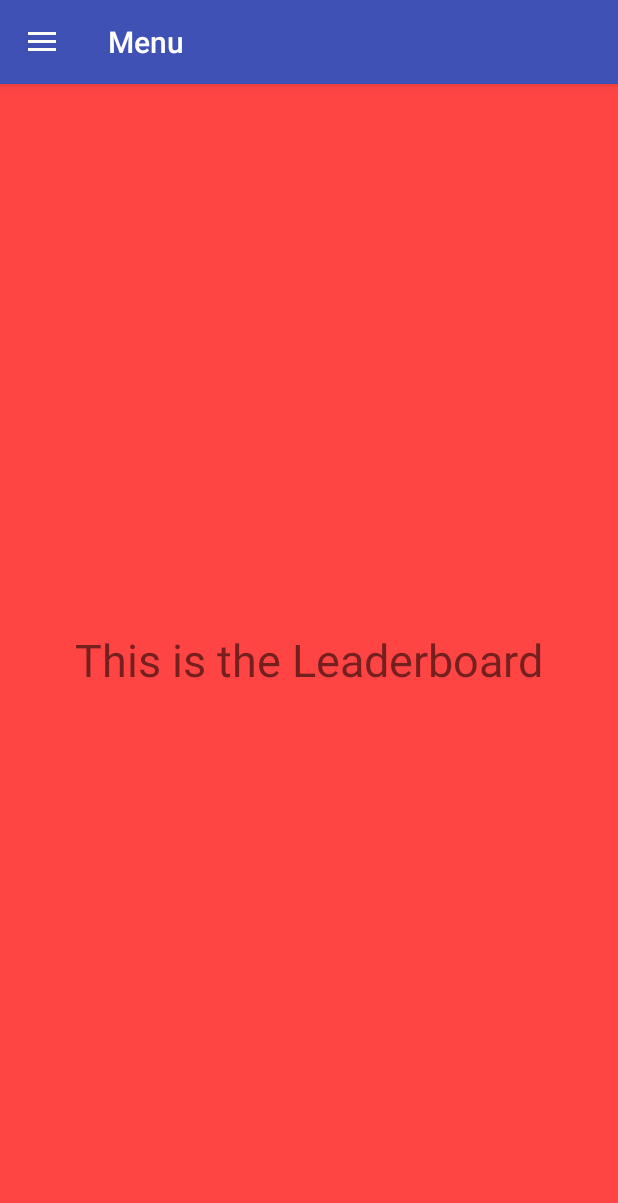
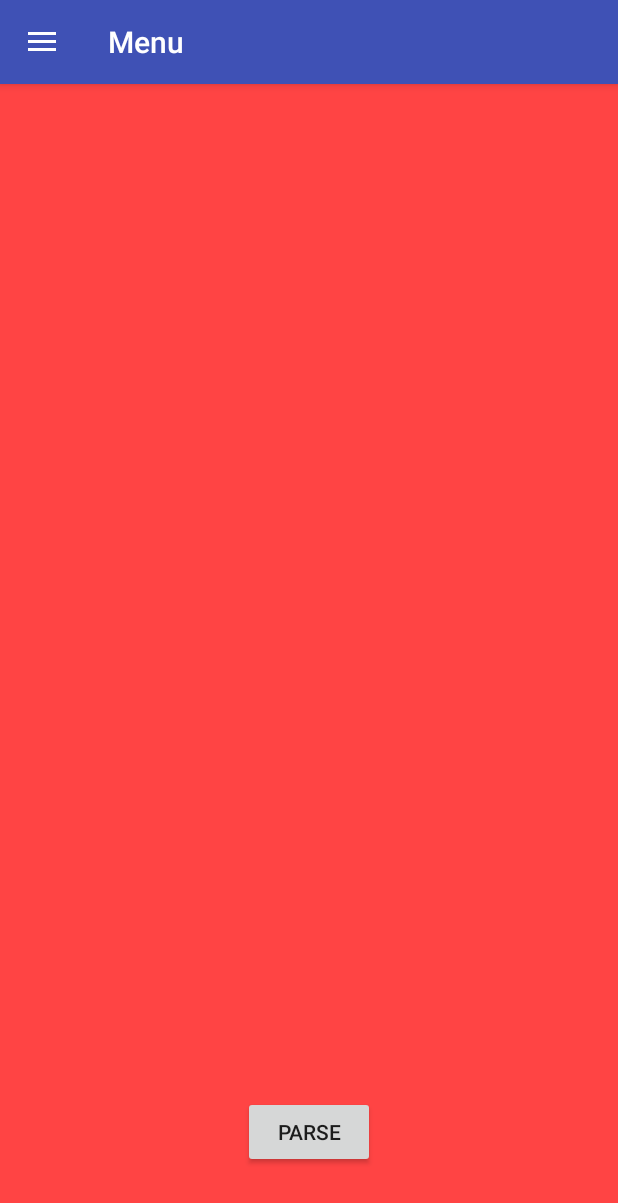
Before and after one commit to Aaron638/coms309-cydenseek, an Android app: the screen it shows after launch (MainActivity), after a tap on "LeaderBoard", on a phone screen of 412 x 824 dp. Shown: the top 1203 px of the screen. Run offline under Robolectric (Android 15) with nearby library versions, the phone set to English and light mode, and no system bars; 1 other tap on this screen came first.

Commit message:
Layout example for leaderboard screen

```diff
--- a/FrontEnd/Menu/app/src/main/res/layout/fragment_leaderboard.xml
+++ b/FrontEnd/Menu/app/src/main/res/layout/fragment_leaderboard.xml
@@ -2,15 +2,41 @@
 <RelativeLayout xmlns:android="http://schemas.android.com/apk/res/android"
     android:layout_width="match_parent"
     android:layout_height="match_parent"
-    android:background="@android:color/holo_red_light">
+    android:background="@android:color/holo_red_light"
 
 
-	helllo
+
+
+    xmlns:app="http://schemas.android.com/apk/res-auto"
+    xmlns:tools="http://schemas.android.com/tools"
+    android:padding="16dp"
+    tools:context="com.codinginflow.jsonparsingexample.MainActivity">
+
     <TextView
+        android:id="@+id/text_view_result"
+        android:layout_width="wrap_content"
+        android:layout_height="wrap_content"
+        android:textColor="@android:color/black"
+        android:textSize="20sp" />
+
+    <Button
+        android:id="@+id/button_parse"
+        android:layout_width="wrap_content"
+        android:layout_height="wrap_content"
+        android:layout_alignParentBottom="true"
+        android:layout_centerHorizontal="true"
+        android:layout_marginBottom="29dp"
+        android:text="parse" />
+
+
+
+   /*   Testing with text
+    TextView
         android:layout_width="wrap_content"
         android:layout_height="wrap_content"
         android:layout_centerInParent="true"
         android:text="This is the Leaderboard"
-        android:textSize="30sp" />
+        android:textSize="30sp" /
+    */
 
 </RelativeLayout>
```
